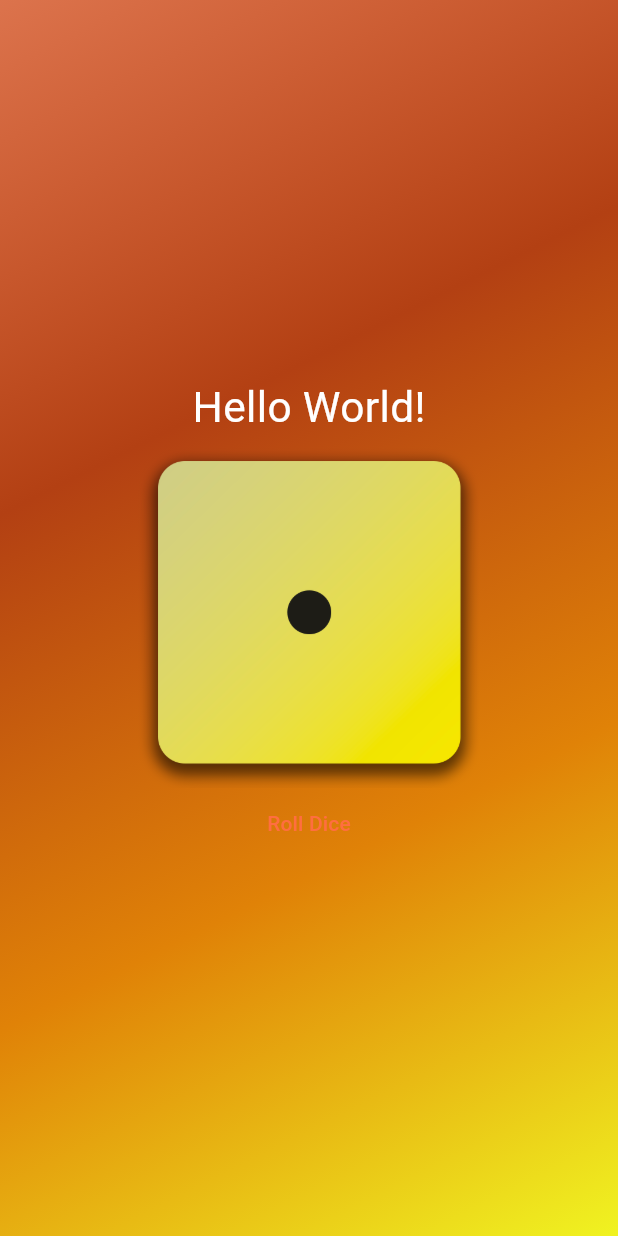
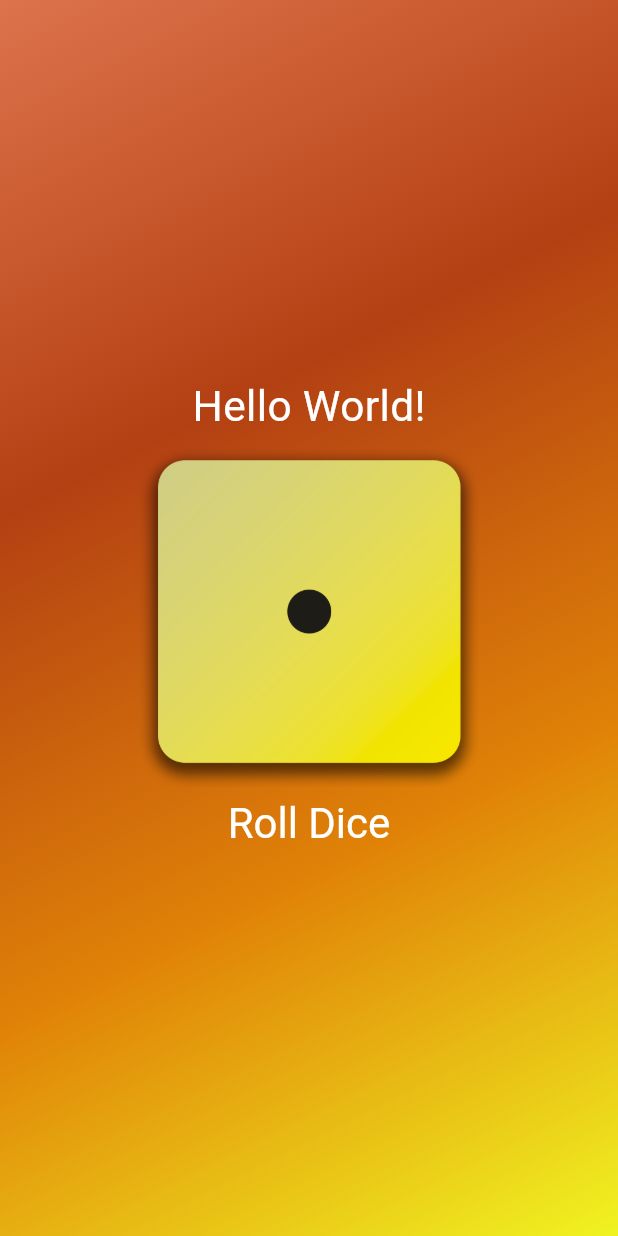
Before and after one commit to Olooce/first_app, a Flutter app: the screen it shows after launch, on a phone screen of 412 x 824 dp. Run offline on Flutter 3.47's test engine with Material 3 defaults, Android fonts, the phone set to English and light mode, and no system bars; statements that could not run were skipped.

Commit message:
chore: perform maintenance tasks

```diff
--- a/lib/container_gradient.dart
+++ b/lib/container_gradient.dart
@@ -20,11 +20,15 @@ class GradientContainer extends StatelessWidget {
         child: Column(mainAxisSize: MainAxisSize.min, children: [
           const StyledText("Hello World!"),
           Image.asset('assets/images/dice-1.png', width: 234),
-          const TextButton(
+          TextButton(
               onPressed: rollDice,
               style: TextButton.styleFrom(
-                  foregroundColor: Colors.deepOrangeAccent),
-              child: Text("Roll Dice"))
+                padding: ,
+                  foregroundColor: Colors.white,
+                  textStyle: const TextStyle(
+                    fontSize: 28,
+                  )),
+              child: const Text("Roll Dice"))
         ]),
       ),
     );
```
